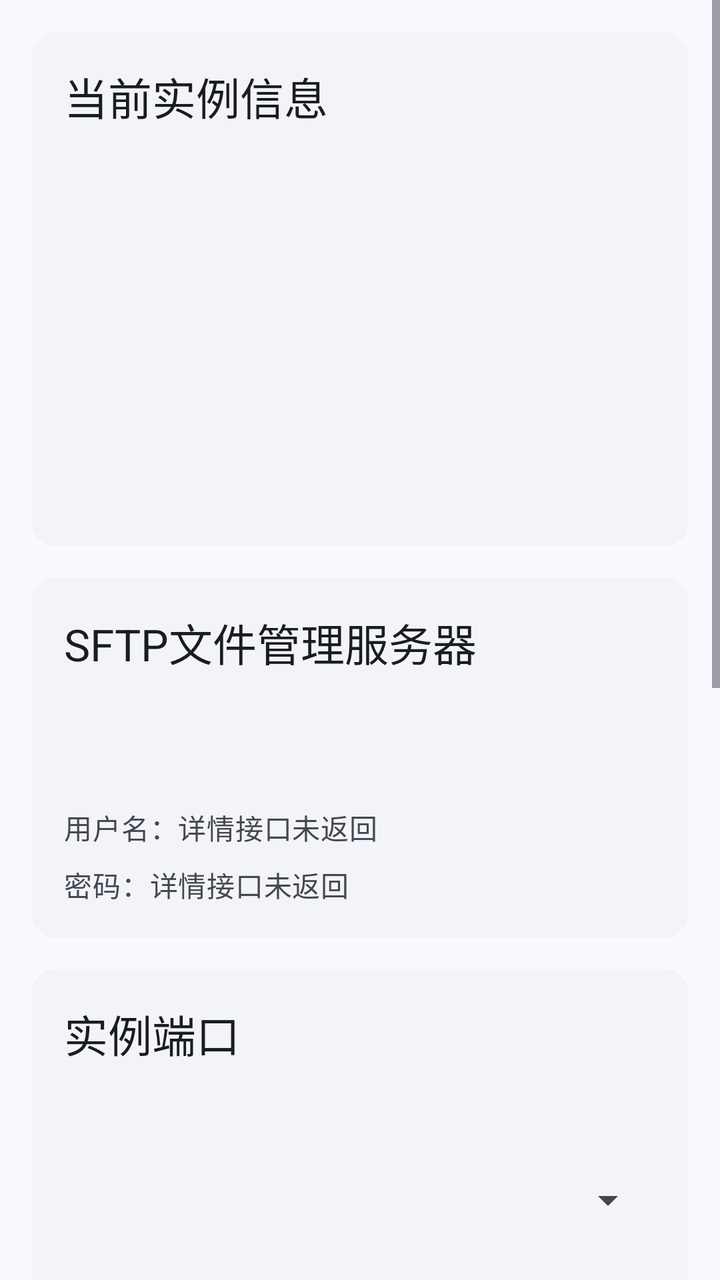
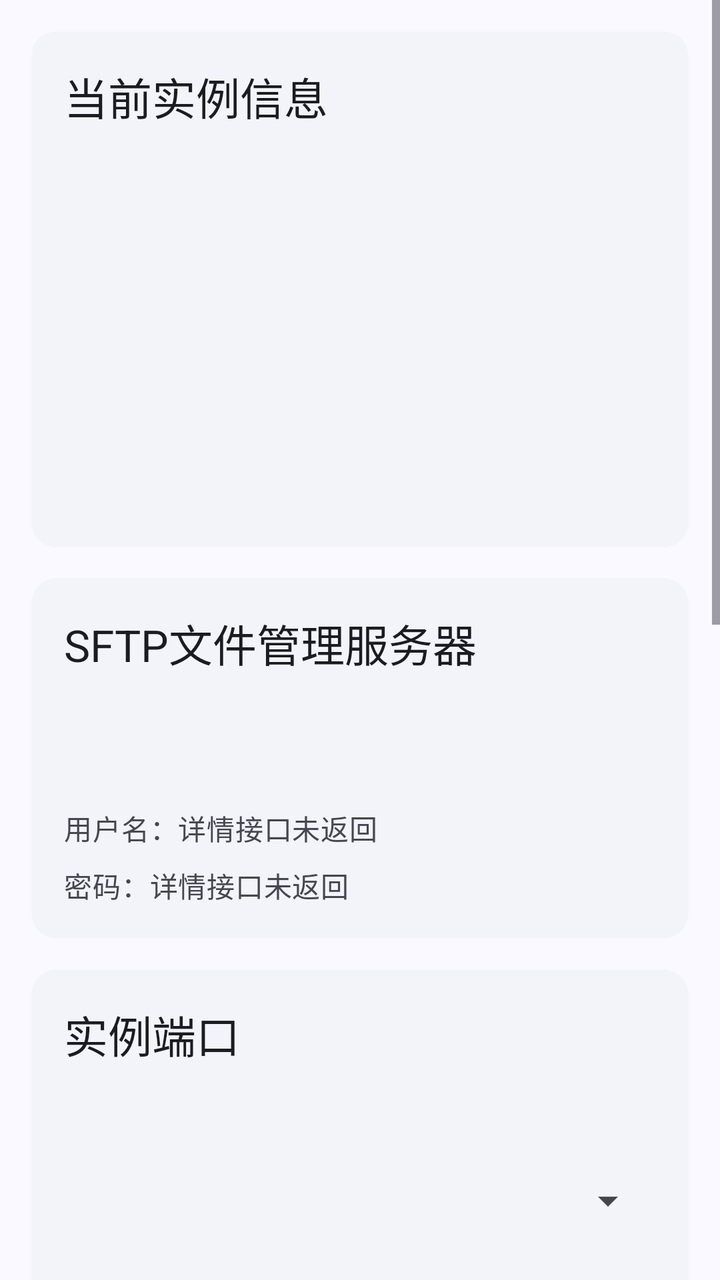

Screens rendered from an Android XML layout before and after an edit, with the pre-edit source and the edit as a unified diff.
<!-- AndroidManifest.xml: application theme Theme.Simpfun -->
<!-- res/layout/fragment_manage.xml -->
<?xml version="1.0" encoding="utf-8"?>
<ScrollView xmlns:android="http://schemas.android.com/apk/res/android"
    xmlns:app="http://schemas.android.com/apk/res-auto"
    android:layout_width="match_parent"
    android:layout_height="match_parent"
    android:fillViewport="true"
    android:background="?android:attr/colorBackground">

    <LinearLayout
        android:id="@+id/layout_manage_root"
        android:layout_width="match_parent"
        android:layout_height="wrap_content"
        android:orientation="vertical"
        android:padding="16dp"
        android:clipToPadding="false">

        <TextView
            android:id="@+id/tv_manage_no_data"
            android:layout_width="match_parent"
            android:layout_height="wrap_content"
            android:gravity="center"
            android:padding="16dp"
            android:text="暂无实例详情，请稍后重试"
            android:textAppearance="?attr/textAppearanceBodyLarge"
            android:textColor="?attr/colorOnSurfaceVariant"
            android:visibility="gone" />

        <com.google.android.material.card.MaterialCardView
            style="?attr/materialCardViewElevatedStyle"
            android:layout_width="match_parent"
            android:layout_height="wrap_content"
            android:layout_marginBottom="16dp">

            <LinearLayout
                android:id="@+id/layout_manage_content"
                android:layout_width="match_parent"
                android:layout_height="wrap_content"
                android:orientation="vertical"
                android:padding="16dp">

                <TextView
                    android:layout_width="match_parent"
                    android:layout_height="wrap_content"
                    android:text="当前实例信息"
                    android:textAppearance="?attr/textAppearanceTitleLarge"
                    android:textColor="?attr/colorOnSurface"
                    android:textIsSelectable="true" />

                <TextView
                    android:id="@+id/tv_instance_id"
                    android:layout_width="match_parent"
                    android:layout_height="wrap_content"
                    android:layout_marginTop="12dp"
                    android:textAppearance="?attr/textAppearanceBodyMedium"
                    android:textColor="?attr/colorOnSurfaceVariant"
                    android:textIsSelectable="true" />

                <TextView
                    android:id="@+id/tv_troubleshoot_id"
                    android:layout_width="match_parent"
                    android:layout_height="wrap_content"
                    android:layout_marginTop="8dp"
                    android:textAppearance="?attr/textAppearanceBodyMedium"
                    android:textColor="?attr/colorOnSurfaceVariant"
                    android:textIsSelectable="true" />

                <TextView
                    android:id="@+id/tv_instance_status"
                    android:layout_width="match_parent"
                    android:layout_height="wrap_content"
                    android:layout_marginTop="8dp"
                    android:textAppearance="?attr/textAppearanceBodyMedium"
                    android:textColor="?attr/colorOnSurfaceVariant"
                    android:textIsSelectable="true" />

                <TextView
                    android:id="@+id/tv_disk_usage"
                    android:layout_width="match_parent"
                    android:layout_height="wrap_content"
                    android:layout_marginTop="8dp"
                    android:textAppearance="?attr/textAppearanceBodyMedium"
                    android:textColor="?attr/colorOnSurfaceVariant"
                    android:textIsSelectable="true" />

                <TextView
                    android:id="@+id/tv_traffic_remain"
                    android:layout_width="match_parent"
                    android:layout_height="wrap_content"
                    android:layout_marginTop="8dp"
                    android:textAppearance="?attr/textAppearanceBodyMedium"
                    android:textColor="?attr/colorOnSurfaceVariant"
                    android:textIsSelectable="true" />

                <TextView
                    android:id="@+id/tv_game_type"
                    android:layout_width="match_parent"
                    android:layout_height="wrap_content"
                    android:layout_marginTop="8dp"
                    android:textAppearance="?attr/textAppearanceBodyMedium"
                    android:textColor="?attr/colorOnSurfaceVariant"
                    android:textIsSelectable="true" />

                <TextView
                    android:id="@+id/tv_disk_check_time"
                    android:layout_width="match_parent"
                    android:layout_height="wrap_content"
                    android:layout_marginTop="8dp"
                    android:textAppearance="?attr/textAppearanceBodyMedium"
                    android:textColor="?attr/colorOnSurfaceVariant"
                    android:textIsSelectable="true" />
            </LinearLayout>
        </com.google.android.material.card.MaterialCardView>

        <com.google.android.material.card.MaterialCardView
            style="?attr/materialCardViewElevatedStyle"
            android:layout_width="match_parent"
            android:layout_height="wrap_content"
            android:layout_marginBottom="16dp">

            <LinearLayout
                android:layout_width="match_parent"
                android:layout_height="wrap_content"
                android:orientation="vertical"
                android:padding="16dp">

                <TextView
                    android:layout_width="match_parent"
                    android:layout_height="wrap_content"
                    android:text="SFTP文件管理服务器"
                    android:textAppearance="?attr/textAppearanceTitleLarge"
                    android:textColor="?attr/colorOnSurface" />

                <TextView
                    android:id="@+id/tv_sftp_host"
                    android:layout_width="match_parent"
                    android:layout_height="wrap_content"
                    android:layout_marginTop="12dp"
                    android:textAppearance="?attr/textAppearanceBodyMedium"
                    android:textColor="?attr/colorOnSurfaceVariant" />

                <TextView
                    android:id="@+id/tv_sftp_port"
                    android:layout_width="match_parent"
                    android:layout_height="wrap_content"
                    android:layout_marginTop="8dp"
                    android:textAppearance="?attr/textAppearanceBodyMedium"
                    android:textColor="?attr/colorOnSurfaceVariant" />

                <TextView
                    android:id="@+id/tv_sftp_user"
                    android:layout_width="match_parent"
                    android:layout_height="wrap_content"
                    android:layout_marginTop="8dp"
                    android:text="用户名：详情接口未返回"
                    android:textAppearance="?attr/textAppearanceBodyMedium"
                    android:textColor="?attr/colorOnSurfaceVariant" />

                <TextView
                    android:id="@+id/tv_sftp_password"
                    android:layout_width="match_parent"
                    android:layout_height="wrap_content"
                    android:layout_marginTop="8dp"
                    android:text="密码：详情接口未返回"
                    android:textAppearance="?attr/textAppearanceBodyMedium"
                    android:textColor="?attr/colorOnSurfaceVariant" />
            </LinearLayout>
        </com.google.android.material.card.MaterialCardView>

        <com.google.android.material.card.MaterialCardView
            style="?attr/materialCardViewElevatedStyle"
            android:layout_width="match_parent"
            android:layout_height="wrap_content"
            android:layout_marginBottom="16dp">

            <LinearLayout
                android:layout_width="match_parent"
                android:layout_height="wrap_content"
                android:orientation="vertical"
                android:padding="16dp">

                <TextView
                    android:layout_width="match_parent"
                    android:layout_height="wrap_content"
                    android:text="实例端口"
                    android:textAppearance="?attr/textAppearanceTitleLarge"
                    android:textColor="?attr/colorOnSurface" />

                <TextView
                    android:id="@+id/tv_ports"
                    android:layout_width="match_parent"
                    android:layout_height="wrap_content"
                    android:layout_marginTop="12dp"
                    android:textAppearance="?attr/textAppearanceBodyMedium"
                    android:textColor="?attr/colorOnSurfaceVariant" />

                <Spinner
                    android:id="@+id/spinner_ports"
                    android:layout_width="match_parent"
                    android:layout_height="wrap_content"
                    android:layout_marginTop="12dp"
                    android:minHeight="48dp" />

                <LinearLayout
                    android:layout_width="match_parent"
                    android:layout_height="wrap_content"
                    android:orientation="horizontal"
                    android:layout_marginTop="16dp">

                    <com.google.android.material.button.MaterialButton
                        android:id="@+id/btn_set_main_port"
                        style="@style/Widget.Material3.Button.TonalButton"
                        android:layout_width="0dp"
                        android:layout_weight="1"
                        android:layout_height="wrap_content"
                        android:layout_marginEnd="8dp"
                        app:cornerRadius="8dp"
                        android:text="设为主端口" />

                    <com.google.android.material.button.MaterialButton
                        android:id="@+id/btn_buy_port"
                        style="@style/Widget.Material3.Button.OutlinedButton"
                        android:layout_width="0dp"
                        android:layout_weight="1"
                        android:layout_height="wrap_content"
                        android:layout_marginStart="8dp"
                        app:cornerRadius="8dp"
                        android:text="新建端口" />
                </LinearLayout>
            </LinearLayout>
        </com.google.android.material.card.MaterialCardView>

        <com.google.android.material.card.MaterialCardView
            style="?attr/materialCardViewElevatedStyle"
            android:layout_width="match_parent"
            android:layout_height="wrap_content"
            android:layout_marginBottom="16dp">

            <LinearLayout
                android:layout_width="match_parent"
                android:layout_height="wrap_content"
                android:orientation="vertical"
                android:padding="16dp">

                <LinearLayout
                    android:layout_width="match_parent"
                    android:layout_height="wrap_content"
                    android:gravity="center_vertical"
                    android:orientation="horizontal">
                    <TextView
                        android:layout_width="wrap_content"
                        android:layout_height="wrap_content"
                        android:text="钻石补贴"
                        android:textAppearance="?attr/textAppearanceTitleLarge"
                        android:textColor="?attr/colorOnSurface" />
                </LinearLayout>

                <TextView
                    android:id="@+id/tv_diamond_left"
                    android:layout_width="match_parent"
                    android:layout_height="wrap_content"
                    android:layout_marginTop="12dp"
                    android:textAppearance="?attr/textAppearanceBodyMedium"
                    android:textColor="?attr/colorOnSurfaceVariant" />

                <TextView
                    android:id="@+id/tv_diamond_plan"
                    android:layout_width="match_parent"
                    android:layout_height="wrap_content"
                    android:layout_marginTop="8dp"
                    android:textAppearance="?attr/textAppearanceBodyMedium"
                    android:textColor="?attr/colorOnSurfaceVariant" />

                <TextView
                    android:id="@+id/tv_diamond_valid"
                    android:layout_width="match_parent"
                    android:layout_height="wrap_content"
                    android:layout_marginTop="8dp"
                    android:textAppearance="?attr/textAppearanceBodyMedium"
                    android:textColor="?attr/colorOnSurfaceVariant" />

                <com.google.android.material.textfield.TextInputLayout
                    style="@style/Widget.Material3.TextInputLayout.FilledBox.ExposedDropdownMenu"
                    android:layout_width="match_parent"
                    android:layout_height="wrap_content"
                    android:layout_marginTop="16dp"
                    app:boxBackgroundColor="?android:attr/colorBackground"
                    android:hint="请选择类别">
                    <AutoCompleteTextView
                        android:id="@+id/tv_plan_filter"
                        android:layout_width="match_parent"
                        android:layout_height="wrap_content"
                        android:inputType="none"
                        android:text="当前实例类型" />
                </com.google.android.material.textfield.TextInputLayout>

                <androidx.recyclerview.widget.RecyclerView
                    android:id="@+id/rv_diamond_plans"
                    android:layout_width="match_parent"
                    android:layout_height="wrap_content"
                    android:layout_marginTop="8dp"
                    android:nestedScrollingEnabled="false" />

                <RelativeLayout
                    android:layout_width="match_parent"
                    android:layout_height="wrap_content"
                    android:layout_marginTop="16dp">
                    <com.google.android.material.button.MaterialButton
                        android:id="@+id/btn_apply_diamond_plan"
                        style="@style/Widget.Material3.Button.TonalButton"
                        android:layout_width="wrap_content"
                        android:layout_height="wrap_content"
                        android:layout_alignParentEnd="true"
                        android:enabled="false"
                        app:cornerRadius="8dp"
                        android:text="请选择补贴计划" />
                </RelativeLayout>
            </LinearLayout>
        </com.google.android.material.card.MaterialCardView>

        <com.google.android.material.card.MaterialCardView
            style="?attr/materialCardViewElevatedStyle"
            android:layout_width="match_parent"
            android:layout_height="wrap_content"
            android:layout_marginBottom="16dp">

            <LinearLayout
                android:layout_width="match_parent"
                android:layout_height="wrap_content"
                android:orientation="vertical"
                android:padding="16dp">

                <TextView
                    android:layout_width="match_parent"
                    android:layout_height="wrap_content"
                    android:text="实例管理"
                    android:textAppearance="?attr/textAppearanceTitleLarge"
                    android:textColor="?attr/colorOnSurface" />

                <com.google.android.material.button.MaterialButton
                    android:id="@+id/btn_destroy_instance"
                    style="@style/Widget.Material3.Button.TonalButton"
                    android:layout_width="match_parent"
                    android:layout_height="wrap_content"
                    android:layout_marginTop="16dp"
                    android:enabled="false"
                    app:cornerRadius="8dp"
                    android:text="销毁实例"
                    app:backgroundTint="?attr/colorErrorContainer"
                    android:textColor="?attr/colorOnErrorContainer" />
            </LinearLayout>
        </com.google.android.material.card.MaterialCardView>

    </LinearLayout>
</ScrollView>
<!-- resources referenced by this layout -->
<resources>
  <color name="md_theme_primary">#AAC7FF</color>
  <color name="md_theme_onPrimary">#FFFFFF</color>
  <color name="md_theme_primaryContainer">#D6E3FF</color>
  <color name="md_theme_onPrimaryContainer">#284777</color>
  <color name="md_theme_secondary">#565F71</color>
  <color name="md_theme_onSecondary">#FFFFFF</color>
  <color name="md_theme_secondaryContainer">#DAE2F9</color>
  <color name="md_theme_onSecondaryContainer">#3E4759</color>
  <color name="md_theme_tertiary">#705575</color>
  <color name="md_theme_onTertiary">#FFFFFF</color>
  <color name="md_theme_tertiaryContainer">#FAD8FD</color>
  <color name="md_theme_onTertiaryContainer">#573E5C</color>
  <color name="md_theme_error">#BA1A1A</color>
  <color name="md_theme_onError">#FFFFFF</color>
  <color name="md_theme_errorContainer">#FFDAD6</color>
  <color name="md_theme_onErrorContainer">#93000A</color>
  <color name="md_theme_background">#F9F9FF</color>
  <color name="md_theme_onBackground">#191C20</color>
  <color name="md_theme_surface">#F9F9FF</color>
  <color name="md_theme_onSurface">#191C20</color>
  <color name="md_theme_surfaceVariant">#E0E2EC</color>
  <color name="md_theme_onSurfaceVariant">#44474E</color>
  <color name="md_theme_outline">#74777F</color>
  <color name="md_theme_outlineVariant">#C4C6D0</color>
  <color name="md_theme_inverseSurface">#2E3036</color>
  <color name="md_theme_inverseOnSurface">#F0F0F7</color>
  <color name="md_theme_inversePrimary">#AAC7FF</color>
  <color name="md_theme_primaryFixed">#D6E3FF</color>
  <color name="md_theme_onPrimaryFixed">#001B3E</color>
  <color name="md_theme_primaryFixedDim">#AAC7FF</color>
  <color name="md_theme_onPrimaryFixedVariant">#284777</color>
  <color name="md_theme_secondaryFixed">#DAE2F9</color>
  <color name="md_theme_onSecondaryFixed">#131C2B</color>
  <color name="md_theme_secondaryFixedDim">#BEC6DC</color>
  <color name="md_theme_onSecondaryFixedVariant">#3E4759</color>
  <color name="md_theme_tertiaryFixed">#FAD8FD</color>
  <color name="md_theme_onTertiaryFixed">#28132E</color>
  <color name="md_theme_tertiaryFixedDim">#DDBCE0</color>
  <color name="md_theme_onTertiaryFixedVariant">#573E5C</color>
  <color name="md_theme_surfaceDim">#D9D9E0</color>
  <color name="md_theme_surfaceBright">#F9F9FF</color>
  <color name="md_theme_surfaceContainerLowest">#FFFFFF</color>
  <color name="md_theme_surfaceContainerLow">#F3F3FA</color>
  <color name="md_theme_surfaceContainer">#EDEDF4</color>
  <color name="md_theme_surfaceContainerHigh">#E7E8EE</color>
  <color name="md_theme_surfaceContainerHighest">#E2E2E9</color>
  <style name="ThemeOverlay.Simpfun.BottomSheet" parent="ThemeOverlay.MaterialComponents.BottomSheetDialog" />
  <!-- unchanged entries left out for length: 1 -->
</resources>

<!-- the commit's change to res/layout/fragment_manage.xml (unified diff, before → after) -->
@@ -38,13 +38,30 @@
                 android:orientation="vertical"
                 android:padding="16dp">
 
-                <TextView
-                    android:layout_width="match_parent"
-                    android:layout_height="wrap_content"
-                    android:text="当前实例信息"
-                    android:textAppearance="?attr/textAppearanceTitleLarge"
-                    android:textColor="?attr/colorOnSurface"
-                    android:textIsSelectable="true" />
+                <LinearLayout
+                    android:layout_width="match_parent"
+                    android:layout_height="wrap_content"
+                    android:gravity="center_vertical"
+                    android:orientation="horizontal">
+
+                    <TextView
+                        android:layout_width="0dp"
+                        android:layout_height="wrap_content"
+                        android:layout_weight="1"
+                        android:text="当前实例信息"
+                        android:textAppearance="?attr/textAppearanceTitleLarge"
+                        android:textColor="?attr/colorOnSurface" />
+
+                    <com.google.android.material.button.MaterialButton
+                        android:id="@+id/btn_rate_image"
+                        style="@style/Widget.Material3.Button.TonalButton"
+                        android:layout_width="wrap_content"
+                        android:layout_height="wrap_content"
+                        android:layout_marginStart="12dp"
+                        android:text="评价"
+                        android:visibility="gone"
+                        app:cornerRadius="8dp" />
+                </LinearLayout>
 
                 <TextView
                     android:id="@+id/tv_instance_id"
@@ -108,6 +125,89 @@
                     android:textAppearance="?attr/textAppearanceBodyMedium"
                     android:textColor="?attr/colorOnSurfaceVariant"
                     android:textIsSelectable="true" />
+            </LinearLayout>
+        </com.google.android.material.card.MaterialCardView>
+
+        <com.google.android.material.card.MaterialCardView
+            android:id="@+id/card_support"
+            style="?attr/materialCardViewElevatedStyle"
+            android:layout_width="match_parent"
+            android:layout_height="wrap_content"
+            android:layout_marginBottom="16dp"
+            android:visibility="gone">
+
+            <LinearLayout
+                android:layout_width="match_parent"
+                android:layout_height="wrap_content"
+                android:orientation="vertical"
+                android:padding="16dp">
+
+                <LinearLayout
+                    android:layout_width="match_parent"
+                    android:layout_height="wrap_content"
+                    android:gravity="center_vertical"
+                    android:orientation="horizontal">
+
+                    <TextView
+                        android:layout_width="0dp"
+                        android:layout_height="wrap_content"
+                        android:layout_weight="1"
+                        android:text="技术支持"
+                        android:textAppearance="?attr/textAppearanceTitleLarge"
+                        android:textColor="?attr/colorOnSurface" />
+
+                    <com.google.android.material.button.MaterialButton
+                        android:id="@+id/btn_support_action"
+                        style="@style/Widget.Material3.Button.TonalButton"
+                        android:layout_width="wrap_content"
+                        android:layout_height="wrap_content"
+                        android:layout_marginStart="12dp"
+                        android:enabled="false"
+                        android:text="创建"
+                        app:cornerRadius="8dp" />
+                </LinearLayout>
+
+                <TextView
+                    android:id="@+id/tv_support_dev_qq"
+                    android:layout_width="match_parent"
+                    android:layout_height="wrap_content"
+                    android:layout_marginTop="12dp"
+                    android:text="开发者QQ：-"
+                    android:textAppearance="?attr/textAppearanceBodyMedium"
+                    android:textColor="?attr/colorOnSurfaceVariant"
+                    android:textIsSelectable="true" />
+
+                <TextView
+                    android:id="@+id/tv_support_group"
+                    android:layout_width="match_parent"
+                    android:layout_height="wrap_content"
+                    android:layout_marginTop="8dp"
+                    android:text="技术交流群：-"
+                    android:textAppearance="?attr/textAppearanceBodyMedium"
+                    android:textColor="?attr/colorOnSurfaceVariant"
+                    android:textIsSelectable="true" />
+
+                <TextView
+                    android:id="@+id/tv_support_comment"
+                    android:layout_width="match_parent"
+                    android:layout_height="wrap_content"
+                    android:layout_marginTop="8dp"
+                    android:text="请求原因：-"
+                    android:textAppearance="?attr/textAppearanceBodyMedium"
+                    android:textColor="?attr/colorOnSurfaceVariant"
+                    android:textIsSelectable="true"
+                    android:visibility="gone" />
+
+                <TextView
+                    android:id="@+id/tv_support_create_time"
+                    android:layout_width="match_parent"
+                    android:layout_height="wrap_content"
+                    android:layout_marginTop="8dp"
+                    android:text="创建时间：-"
+                    android:textAppearance="?attr/textAppearanceBodyMedium"
+                    android:textColor="?attr/colorOnSurfaceVariant"
+                    android:textIsSelectable="true"
+                    android:visibility="gone" />
             </LinearLayout>
         </com.google.android.material.card.MaterialCardView>
 
@@ -135,6 +235,8 @@
                     android:layout_width="match_parent"
                     android:layout_height="wrap_content"
                     android:layout_marginTop="12dp"
+                    android:clickable="true"
+                    android:focusable="true"
                     android:textAppearance="?attr/textAppearanceBodyMedium"
                     android:textColor="?attr/colorOnSurfaceVariant" />
 
@@ -143,6 +245,8 @@
                     android:layout_width="match_parent"
                     android:layout_height="wrap_content"
                     android:layout_marginTop="8dp"
+                    android:clickable="true"
+                    android:focusable="true"
                     android:textAppearance="?attr/textAppearanceBodyMedium"
                     android:textColor="?attr/colorOnSurfaceVariant" />
 
@@ -151,6 +255,8 @@
                     android:layout_width="match_parent"
                     android:layout_height="wrap_content"
                     android:layout_marginTop="8dp"
+                    android:clickable="true"
+                    android:focusable="true"
                     android:text="用户名：详情接口未返回"
                     android:textAppearance="?attr/textAppearanceBodyMedium"
                     android:textColor="?attr/colorOnSurfaceVariant" />
@@ -160,6 +266,8 @@
                     android:layout_width="match_parent"
                     android:layout_height="wrap_content"
                     android:layout_marginTop="8dp"
+                    android:clickable="true"
+                    android:focusable="true"
                     android:text="密码：详情接口未返回"
                     android:textAppearance="?attr/textAppearanceBodyMedium"
                     android:textColor="?attr/colorOnSurfaceVariant" />
@@ -337,11 +445,31 @@
                     android:textColor="?attr/colorOnSurface" />
 
                 <com.google.android.material.button.MaterialButton
+                    android:id="@+id/btn_reinstall_instance"
+                    style="@style/Widget.Material3.Button.TonalButton"
+                    android:layout_width="match_parent"
+                    android:layout_height="wrap_content"
+                    android:layout_marginTop="16dp"
+                    android:enabled="false"
+                    app:cornerRadius="8dp"
+                    android:text="重装实例" />
+
+                <com.google.android.material.button.MaterialButton
+                    android:id="@+id/btn_change_config"
+                    style="@style/Widget.Material3.Button.TonalButton"
+                    android:layout_width="match_parent"
+                    android:layout_height="wrap_content"
+                    android:layout_marginTop="12dp"
+                    android:enabled="false"
+                    app:cornerRadius="8dp"
+                    android:text="变更配置" />
+
+                <com.google.android.material.button.MaterialButton
                     android:id="@+id/btn_destroy_instance"
                     style="@style/Widget.Material3.Button.TonalButton"
                     android:layout_width="match_parent"
                     android:layout_height="wrap_content"
-                    android:layout_marginTop="16dp"
+                    android:layout_marginTop="12dp"
                     android:enabled="false"
                     app:cornerRadius="8dp"
                     android:text="销毁实例"
